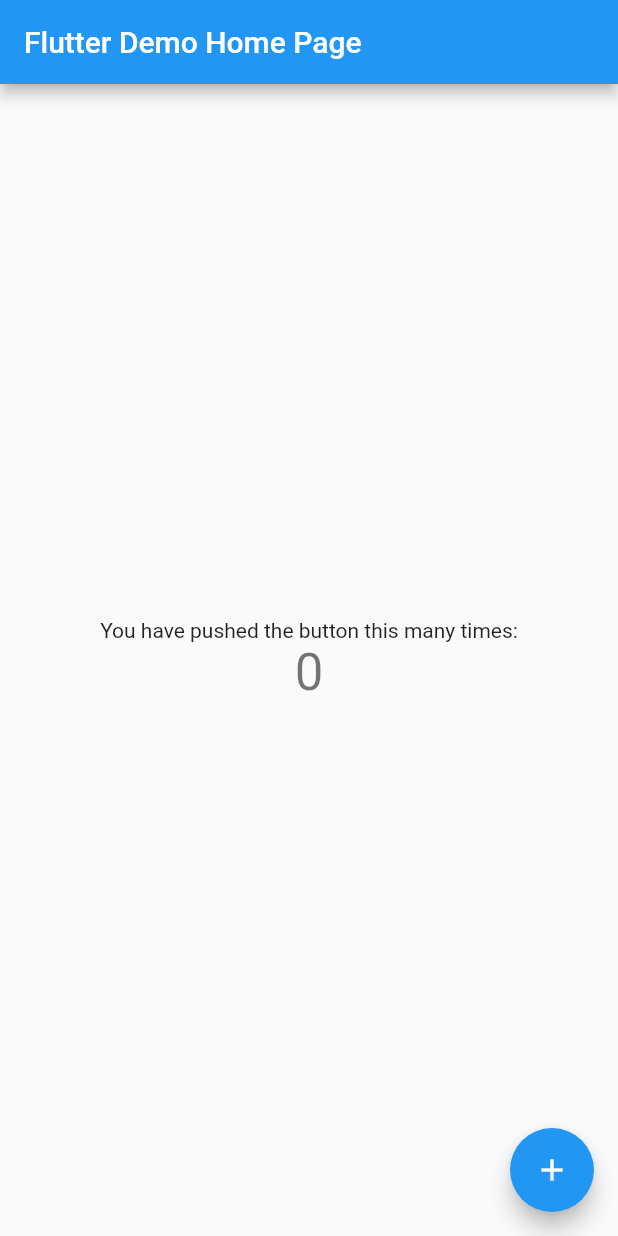
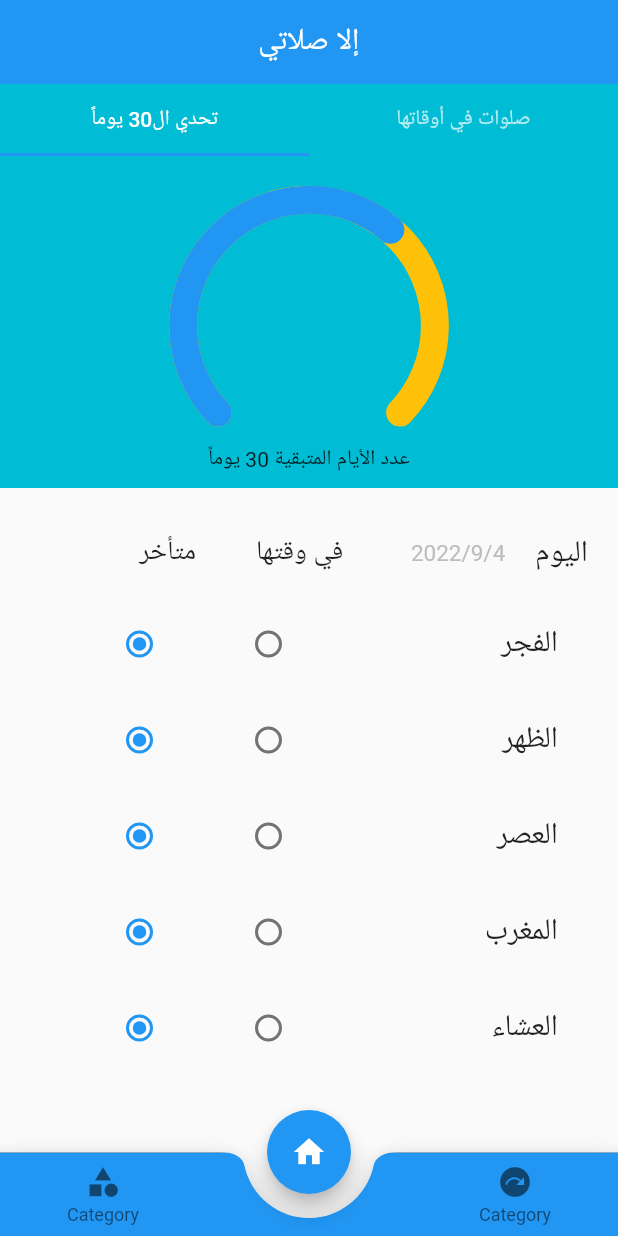
Before and after one commit to MohammedFahmyy/salatuk, a Flutter app: the screen it shows after launch, on a phone screen of 412 x 824 dp. Run offline on Flutter 3.47's test engine with Material 2 defaults, Android fonts, the light colour scheme and no system bars; drawn by our look-alikes of syncfusion_flutter_gauges; our stand-ins replace bloc, flutter_bloc.

Commit message:
UI Design(Before Creating DataBase)

```diff
--- /dev/null
+++ b/lib/layout/main_layout.dart
@@ -0,0 +1,75 @@
+import 'package:flutter/material.dart';
+import 'package:flutter_bloc/flutter_bloc.dart';
+import 'package:salatuk/modules/home_screen/home_screen.dart';
+import 'package:salatuk/shared/components/components.dart';
+import 'package:salatuk/shared/cubit/cubit.dart';
+import 'package:salatuk/shared/cubit/states.dart';
+
+class SalatukHomeScreenLayout extends StatelessWidget {
+  TabController? tabController;
+  @override
+  Widget build(BuildContext context) {
+    return BlocProvider(
+      create: (BuildContext context) => AppCubit(),
+      child: BlocConsumer<AppCubit,AppStates>(
+        listener: (context, state) {},
+        builder: (context, state) {
+          return DefaultTabController(
+          length: 2,
+          child: Scaffold(
+            appBar: AppCubit.get(context).appBars[AppCubit.get(context).pageIndex],
+            body: AppCubit.get(context).screens[AppCubit.get(context).pageIndex],
+            bottomNavigationBar: BottomAppBar(
+              shape: CircularNotchedRectangle(),
+              notchMargin: 8.0,
+              clipBehavior: Clip.antiAlias,
+              child: Container(
+                height: kBottomNavigationBarHeight,
+                child: Container(
+                  decoration: BoxDecoration(
+                    color: Colors.white,
+                    border: Border(
+                      top: BorderSide(
+                        color: Colors.grey,
+                        width: .5,
+                      ),
+                    ),
+                  ),
+                  child: BottomNavigationBar(
+                    currentIndex: AppCubit.get(context).pageIndex,
+                    backgroundColor: Colors.blue,
+                    selectedItemColor: Colors.white,
+                    items: [
+                      BottomNavigationBarItem(
+                          icon: Icon(Icons.category), label: 'Category'),
+                      BottomNavigationBarItem(
+                          icon: Icon(Icons.home), label: ''),
+                      BottomNavigationBarItem(
+                          icon: Icon(Icons.next_plan), label: 'Category'),
+                    ],
+                    onTap: (value){
+                      AppCubit.get(context).changePageIndex(value);
+                    },
+                  ),
+                ),
+              ),
+            ),
+            floatingActionButtonLocation:
+                FloatingActionButtonLocation.miniCenterDocked,
+            floatingActionButton: Padding(
+              padding: const EdgeInsets.all(8.0),
+              child: FloatingActionButton(
+                backgroundColor: Colors.blue,
+                child: Icon(Icons.home),
+                onPressed: () {
+                  AppCubit.get(context).changePageIndex(1);
+                },
+              ),
+            ),
+          ),
+        );
+        },
+      ),
+    );
+  }
+}
--- a/lib/main.dart
+++ b/lib/main.dart
@@ -1,6 +1,11 @@
+import 'package:bloc/bloc.dart';
 import 'package:flutter/material.dart';
+import 'package:salatuk/shared/bloc_observer.dart';
+
+import 'layout/main_layout.dart';
 
 void main() {
+  Bloc.observer = MyBlocObserver();
   runApp(const MyApp());
 }
 
@@ -11,105 +16,8 @@
   @override
   Widget build(BuildContext context) {
     return MaterialApp(
-      title: 'Flutter Demo',
-      theme: ThemeData(
-        // This is the theme of your application.
-        //
-        // Try running your application with "flutter run". You'll see the
-        // application has a blue toolbar. Then, without quitting the app, try
-        // changing the primarySwatch below to Colors.green and then invoke
-        // "hot reload" (press "r" in the console where you ran "flutter run",
-        // or simply save your changes to "hot reload" in a Flutter IDE).
-        // Notice that the counter didn't reset back to zero; the application
-        // is not restarted.
-        primarySwatch: Colors.blue,
-      ),
-      home: const MyHomePage(title: 'Flutter Demo Home Page'),
+      debugShowCheckedModeBanner: false,
+      home: SalatukHomeScreenLayout(),
     );
   }
 }
-
-class MyHomePage extends StatefulWidget {
-  const MyHomePage({Key? key, required this.title}) : super(key: key);
-
-  // This widget is the home page of your application. It is stateful, meaning
-  // that it has a State object (defined below) that contains fields that affect
-  // how it looks.
-
-  // This class is the configuration for the state. It holds the values (in this
-  // case the title) provided by the parent (in this case the App widget) and
-  // used by the build method of the State. Fields in a Widget subclass are
-  // always marked "final".
-
-  final String title;
-
-  @override
-  State<MyHomePage> createState() => _MyHomePageState();
-}
-
-class _MyHomePageState extends State<MyHomePage> {
-  int _counter = 0;
-
-  void _incrementCounter() {
-    setState(() {
-      // This call to setState tells the Flutter framework that something has
-      // changed in this State, which causes it to rerun the build method below
-      // so that the display can reflect the updated values. If we changed
-      // _counter without calling setState(), then the build method would not be
-      // called again, and so nothing would appear to happen.
-      _counter++;
-    });
-  }
-
-  @override
-  Widget build(BuildContext context) {
-    // This method is rerun every time setState is called, for instance as done
-    // by the _incrementCounter method above.
-    //
-    // The Flutter framework has been optimized to make rerunning build methods
-    // fast, so that you can just rebuild anything that needs updating rather
-    // than having to individually change instances of widgets.
-    return Scaffold(
-      appBar: AppBar(
-        // Here we take the value from the MyHomePage object that was created by
-        // the App.build method, and use it to set our appbar title.
-        title: Text(widget.title),
-      ),
-      body: Center(
-        // Center is a layout widget. It takes a single child and positions it
-        // in the middle of the parent.
-        child: Column(
-          // Column is also a layout widget. It takes a list of children and
-          // arranges them vertically. By default, it sizes itself to fit its
-          // children horizontally, and tries to be as tall as its parent.
-          //
-          // Invoke "debug painting" (press "p" in the console, choose the
-          // "Toggle Debug Paint" action from the Flutter Inspector in Android
-          // Studio, or the "Toggle Debug Paint" command in Visual Studio Code)
-          // to see the wireframe for each widget.
-          //
-          // Column has various properties to control how it sizes itself and
-          // how it positions its children. Here we use mainAxisAlignment to
-          // center the children vertically; the main axis here is the vertical
-          // axis because Columns are vertical (the cross axis would be
-          // horizontal).
-          mainAxisAlignment: MainAxisAlignment.center,
-          children: <Widget>[
-            const Text(
-              'You have pushed the button this many times:',
-            ),
-            Text(
-              '$_counter',
-              style: Theme.of(context).textTheme.headline4,
-            ),
-          ],
-        ),
-      ),
-      floatingActionButton: FloatingActionButton(
-        onPressed: _incrementCounter,
-        tooltip: 'Increment',
-        child: const Icon(Icons.add),
-      ), // This trailing comma makes auto-formatting nicer for build methods.
-    );
-  }
-}
--- /dev/null
+++ b/lib/models/salawat_model.dart
@@ -0,0 +1,11 @@
+class Salawat {
+  int? status;
+  String salah = "";
+  Salawat({
+    required int status,
+    required String salah,
+  }) {
+    this.status = status;
+    this.salah = salah;
+  }
+}
--- /dev/null
+++ b/lib/modules/azkar_screen/azkar_screen.dart
@@ -0,0 +1,35 @@
+import 'package:flutter/material.dart';
+import 'package:syncfusion_flutter_gauges/gauges.dart';
+
+class AzkarScreen extends StatelessWidget {
+  @override
+  Widget build(BuildContext context) {
+    return Center(
+      //child: Text("data"),
+      child: SfRadialGauge(
+        axes: <RadialAxis>[
+          RadialAxis(
+            minimum: 0,
+            maximum: 30,
+            showLabels: false,
+            showTicks: false,
+            axisLineStyle: AxisLineStyle(
+              thickness: 0.2,
+              cornerStyle: CornerStyle.bothCurve,
+              color: Colors.amber,
+              thicknessUnit: GaugeSizeUnit.factor,
+            ),
+            pointers: <GaugePointer>[
+              RangePointer(
+                value: 20,
+                cornerStyle: CornerStyle.bothCurve,
+                width: 0.2,
+                sizeUnit: GaugeSizeUnit.factor,
+              ),
+            ],
+          ),
+        ],
+      ),
+    );
+  }
+}
--- /dev/null
+++ b/lib/modules/home_screen/home_screen.dart
@@ -0,0 +1,147 @@
+import 'package:flutter/material.dart';
+import 'package:flutter_bloc/flutter_bloc.dart';
+import 'package:salatuk/models/salawat_model.dart';
+import 'package:salatuk/shared/cubit/cubit.dart';
+import 'package:salatuk/shared/cubit/states.dart';
+import 'package:syncfusion_flutter_gauges/gauges.dart';
+
+import '../../shared/components/components.dart';
+
+class HomeScreen extends StatelessWidget {
+  @override
+  Widget build(BuildContext context) {
+    return BlocConsumer<AppCubit, AppStates>(
+      listener: (context, state) {},
+      builder: (context, state) {
+        return Container(
+          child: Column(
+            children: [
+              Expanded(
+                flex: 1,
+                child: Container(
+                  color: Colors.cyan,
+                  child: TabBarView(
+                    children: [
+                      Column(
+                        children: [
+                          SizedBox(
+                            height: 15,
+                          ),
+                          Expanded(
+                            child: Stack(
+                              alignment: Alignment.bottomCenter,
+                              children: [
+                                SfRadialGauge(
+                                  axes: <RadialAxis>[
+                                    RadialAxis(
+                                      minimum: 0,
+                                      maximum: 30,
+                                      showLabels: false,
+                                      showTicks: false,
+                                      axisLineStyle: AxisLineStyle(
+                                        thickness: 0.2,
+                                        cornerStyle: CornerStyle.bothCurve,
+                                        color: Colors.amber,
+                                        thicknessUnit: GaugeSizeUnit.factor,
+                                      ),
+                                      pointers: <GaugePointer>[
+                                        RangePointer(
+                                          value: 20,
+                                          cornerStyle: CornerStyle.bothCurve,
+                                          width: 0.2,
+                                          sizeUnit: GaugeSizeUnit.factor,
+                                        ),
+                                      ],
+                                    ),
+                                  ],
+                                ),
+                                Text(
+                                  "عدد الأيام المتبقية 30 يوماً",
+                                ),
+                              ],
+                            ),
+                          ),
+                          SizedBox(
+                            height: 10,
+                          ),
+                        ],
+                      ),
+                      Center(
+                        child: Text(
+                          "Page 2",
+                        ),
+                      ),
+                    ],
+                  ),
+                ),
+              ),
+              Expanded(
+                flex: 2,
+                child: Container(
+                  padding: EdgeInsets.all(20),
+                  width: double.infinity,
+                  child: Column(
+                    mainAxisSize: MainAxisSize.max,
+                    crossAxisAlignment: CrossAxisAlignment.end,
+                    children: [
+                      SizedBox(
+                        height: 10,
+                      ),
+                      Row(
+                        mainAxisSize: MainAxisSize.max,
+                        mainAxisAlignment: MainAxisAlignment.end,
+                        children: [
+                          Text(
+                            "متأخر",
+                            style: TextStyle(
+                              fontSize: 18,
+                            ),
+                          ),
+                          SizedBox(
+                            width: 40,
+                          ),
+                          Text(
+                            "في وقتها",
+                            style: TextStyle(
+                              fontSize: 18,
+                            ),
+                          ),
+                          SizedBox(
+                            width: 45,
+                          ),
+                          Text(
+                            "2022/9/4",
+                            style: TextStyle(
+                              fontSize: 15,
+                              color: Colors.grey[400],
+                            ),
+                          ),
+                          Text(
+                            "    اليوم",
+                            style: TextStyle(
+                              fontSize: 20,
+                            ),
+                          ),
+                        ],
+                      ),
+                      SizedBox(
+                        height: 15,
+                      ),
+                      Expanded(
+                        child: ListView.builder(
+                          itemBuilder: (context, index) =>
+                              buildButtonBar(AppCubit.get(context).salawat[index]),
+                          itemCount: AppCubit.get(context).salawat.length,
+                        ),
+                      ),
+                    ],
+                  ),
+                ),
+              ),
+            ],
+          ),
+        );
+      },
+    );
+  }
+}
--- /dev/null
+++ b/lib/modules/sebha_screen/sebha_screen.dart
@@ -0,0 +1,11 @@
+import 'package:flutter/material.dart';
+
+class SebhaScreen extends StatelessWidget {
+
+  @override
+  Widget build(BuildContext context) {
+    return Center(
+      child: Text("Sebha"),
+    );
+  }
+}
--- /dev/null
+++ b/lib/shared/bloc_observer.dart
@@ -0,0 +1,27 @@
+import 'package:bloc/bloc.dart';
+
+class MyBlocObserver extends BlocObserver {
+  @override
+  void onCreate(BlocBase bloc) {
+    super.onCreate(bloc);
+    print('onCreate -- ${bloc.runtimeType}');
+  }
+
+  @override
+  void onChange(BlocBase bloc, Change change) {
+    super.onChange(bloc, change);
+    print('onChange -- ${bloc.runtimeType}, $change');
+  }
+
+  @override
+  void onError(BlocBase bloc, Object error, StackTrace stackTrace) {
+    print('onError -- ${bloc.runtimeType}, $error');
+    super.onError(bloc, error, stackTrace);
+  }
+
+  @override
+  void onClose(BlocBase bloc) {
+    super.onClose(bloc);
+    print('onClose -- ${bloc.runtimeType}');
+  }
+}
--- /dev/null
+++ b/lib/shared/components/components.dart
@@ -0,0 +1,56 @@
+import 'package:flutter/material.dart';
+import 'package:flutter_bloc/flutter_bloc.dart';
+import 'package:salatuk/shared/cubit/cubit.dart';
+import 'package:salatuk/shared/cubit/states.dart';
+import '../../models/salawat_model.dart';
+
+Widget buildButtonBar(Salawat salawat) {
+  return BlocConsumer<AppCubit,AppStates>(
+    listener: (context, state) {},
+    builder: (context, state) {
+      return Row(
+        children: [
+          ButtonBar(
+            alignment: MainAxisAlignment.start,
+            children: [
+              SizedBox(
+                width: 33,
+              ),
+              Radio(
+                value: 1,
+                groupValue: salawat.status,
+                onChanged: (value) {
+                  AppCubit.get(context).changeSalahStatus(salawat, value);
+                },
+              ),
+              SizedBox(
+                width: 22,
+              ),
+              Radio(
+                value: 2,
+                groupValue: salawat.status,
+                onChanged: (value) {
+                  AppCubit.get(context).changeSalahStatus(salawat, value);
+                },
+              ),
+            ],
+          ),
+          Expanded(
+            child: Container(
+              padding: EdgeInsets.only(
+                right: 20,
+              ),
+              alignment: Alignment.centerRight,
+              child: Text(
+                salawat.salah,
+                style: TextStyle(
+                  fontSize: 20,
+                ),
+              ),
+            ),
+          ),
+        ],
+      );
+    },
+  );
+}
--- /dev/null
+++ b/lib/shared/cubit/cubit.dart
@@ -0,0 +1,73 @@
+import 'package:bloc/bloc.dart';
+import 'package:flutter/material.dart';
+import 'package:salatuk/modules/azkar_screen/azkar_screen.dart';
+import 'package:salatuk/modules/home_screen/home_screen.dart';
+import 'package:salatuk/modules/sebha_screen/sebha_screen.dart';
+import 'package:salatuk/shared/cubit/states.dart';
+import 'package:flutter_bloc/flutter_bloc.dart';
+
+import '../../models/salawat_model.dart';
+
+class AppCubit extends Cubit<AppStates> {
+  AppCubit() : super(AppInitialState());
+  static AppCubit get(context) => BlocProvider.of(context);
+  int pageIndex = 1;
+  static TabBar get _tabBar => TabBar(
+        tabs: [
+          Tab(
+            text: "تحدي ال30 يوماً",
+          ),
+          Tab(
+            text: "صلوات في أوقاتها",
+          ),
+        ],
+      );
+  List<AppBar> appBars = [
+    AppBar(
+      title: Text(
+        "Test",
+      ),
+      centerTitle: true,
+    ),
+    AppBar(
+      elevation: 0,
+      title: Text(
+        "إلا صلاتي",
+      ),
+      bottom: PreferredSize(
+        preferredSize: _tabBar.preferredSize,
+        child: Material(
+          color: Colors.cyan, //<-- SEE HERE
+          child: _tabBar,
+        ),
+      ),
+      centerTitle: true,
+    ),
+    AppBar(
+      title: Text(
+        "Test",
+      ),
+      centerTitle: true,
+    ),
+  ];
+  List<Widget> screens = [
+    AzkarScreen(),
+    HomeScreen(),
+    SebhaScreen(),
+  ];
+  void changePageIndex(int index) {
+    pageIndex = index;
+    emit(AppChangeNavBarState());
+  }
+  List<Salawat> salawat = [
+    Salawat(status: 1, salah: "الفجر"),
+    Salawat(status: 1, salah: "الظهر"),
+    Salawat(status: 1, salah: "العصر"),
+    Salawat(status: 1, salah: "المغرب"),
+    Salawat(status: 1, salah: "العشاء"),
+  ];
+  void changeSalahStatus(Salawat salah,status){
+    salah.status =status;
+    emit(AppChangeSalahState());
+  }
+}
--- /dev/null
+++ b/lib/shared/cubit/states.dart
@@ -0,0 +1,7 @@
+abstract class AppStates {}
+
+class AppInitialState extends AppStates {}
+
+class AppChangeNavBarState extends AppStates {}
+
+class AppChangeSalahState extends AppStates {}
--- a/pubspec.yaml
+++ b/pubspec.yaml
@@ -29,6 +29,10 @@
 dependencies:
   flutter:
     sdk: flutter
+  bloc: ^8.1.0
+  flutter_bloc: ^8.1.1
+  sqflite:
+  syncfusion_flutter_gauges:
 
 
   # The following adds the Cupertino Icons font to your application.
```
Also changed, not shown: lib/shared/constants/constants.dart (added), pubspec.lock, 3 other files.
